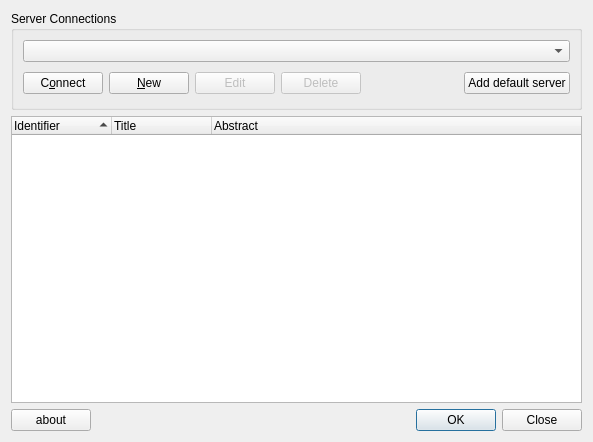
Qt form qgswpsgui.ui (sourcepole/qgis-wps-client) before a commit.
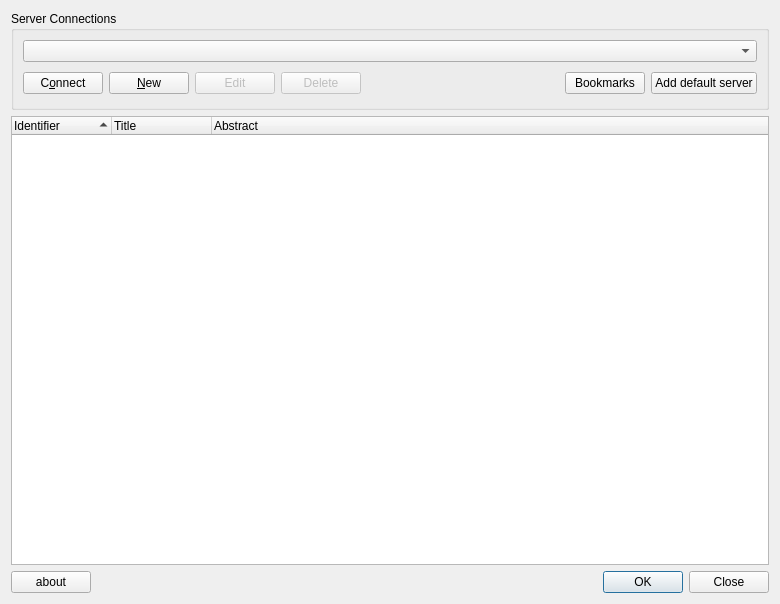
The same form after that commit.

Commit message: Bookmark Button eingebaut

Patch:
```diff
--- a/qgswpsgui.ui
+++ b/qgswpsgui.ui
@@ -9,8 +9,8 @@
    <rect>
     <x>0</x>
     <y>0</y>
-    <width>593</width>
-    <height>442</height>
+    <width>780</width>
+    <height>604</height>
    </rect>
   </property>
   <property name="acceptDrops">
@@ -140,7 +140,7 @@
         </property>
        </widget>
       </item>
-      <item row="0" column="0" colspan="6">
+      <item row="0" column="0" colspan="7">
        <widget class="QComboBox" name="cmbConnections"/>
       </item>
       <item row="1" column="3">
@@ -153,13 +153,20 @@
         </property>
        </widget>
       </item>
-      <item row="1" column="5">
+      <item row="1" column="6">
        <widget class="QPushButton" name="pushDefaultServer">
         <property name="text">
          <string>Add default server</string>
         </property>
        </widget>
       </item>
+      <item row="1" column="5">
+       <widget class="QPushButton" name="btnBookmark">
+        <property name="text">
+         <string>Bookmarks</string>
+        </property>
+       </widget>
+      </item>
      </layout>
     </widget>
    </item>
```
